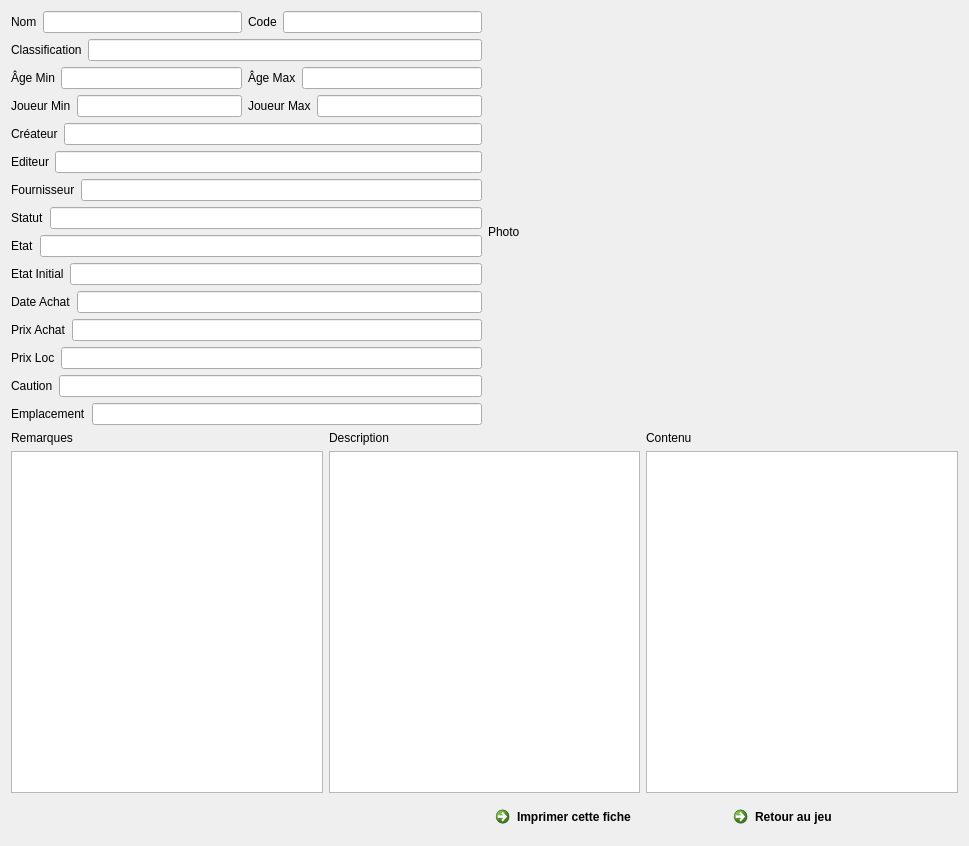
Qt form f_imprimerfichecompletejeu.ui (nivhg/ludopen) before a commit.
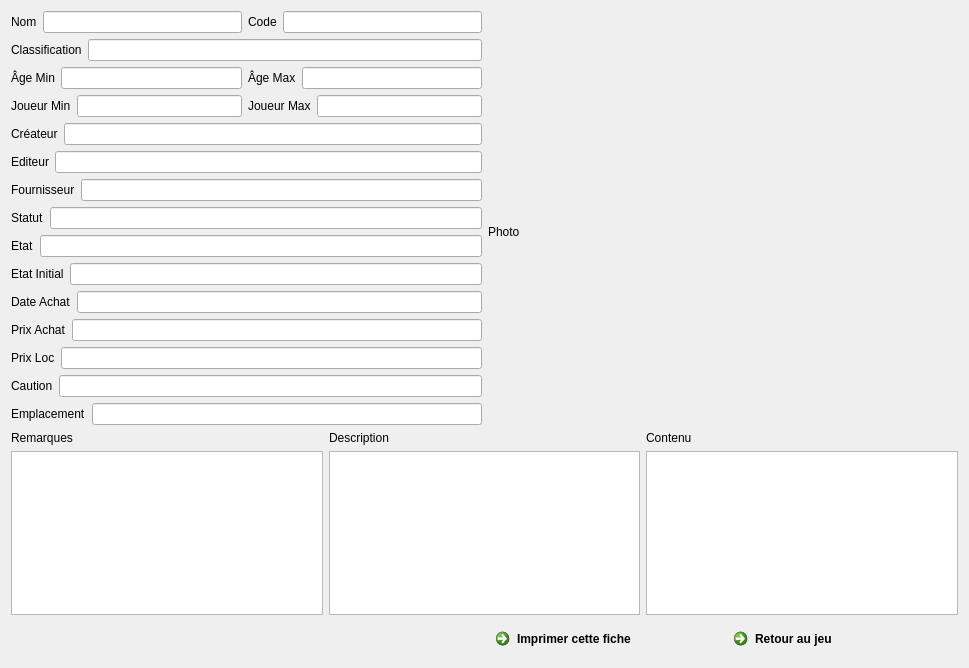
The same form after that commit. Icons and pictures are not drawn.

The edit to the form file:
```diff
--- a/f_imprimerfichecompletejeu.ui
+++ b/f_imprimerfichecompletejeu.ui
@@ -7,7 +7,7 @@
     <x>0</x>
     <y>0</y>
     <width>969</width>
-    <height>846</height>
+    <height>668</height>
    </rect>
   </property>
   <property name="windowTitle">
```
